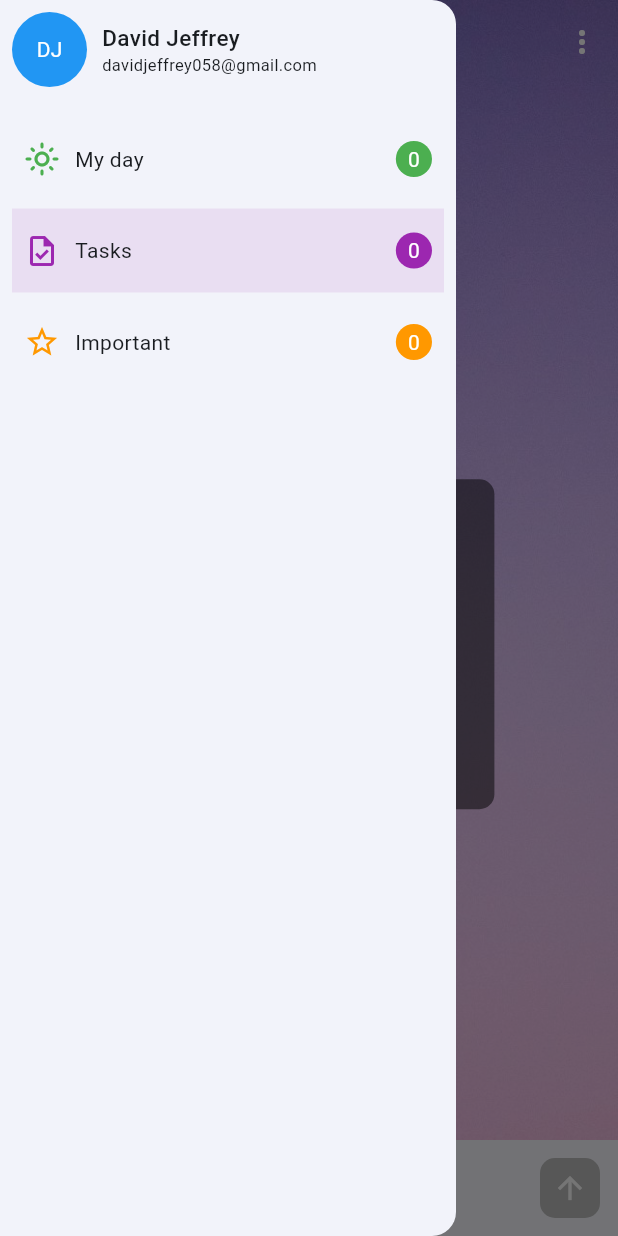
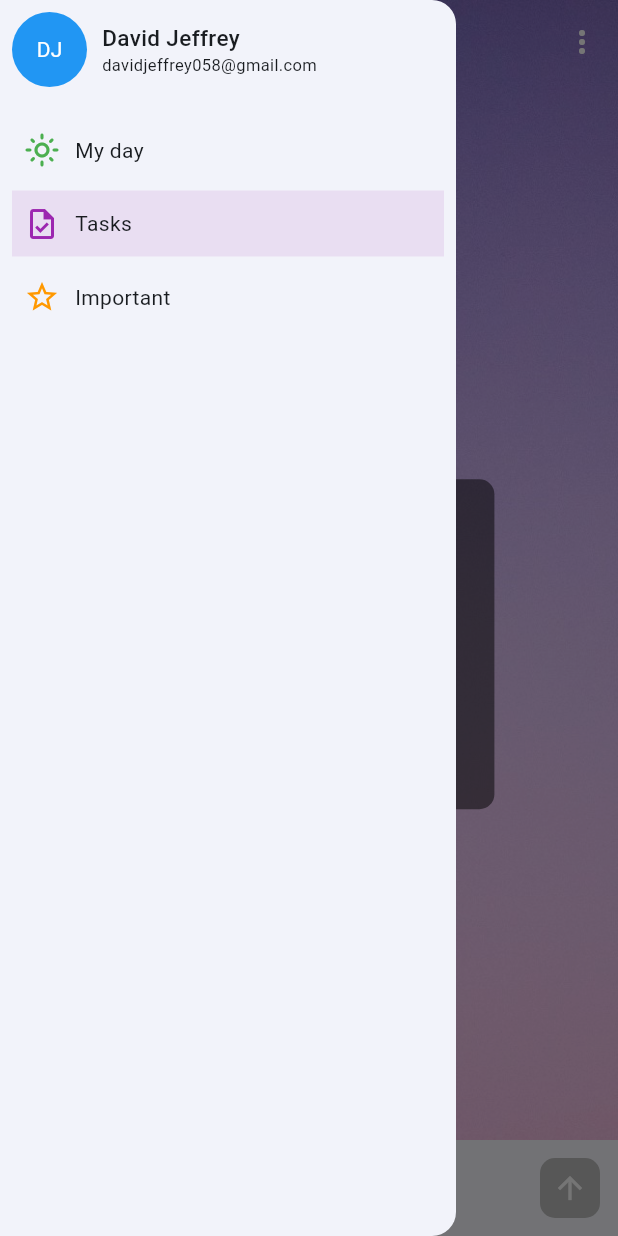
Before and after one commit to davidjeffrey058/flutter-todo, a Flutter app: the screen it shows after launch, with the side drawer open, on a phone screen of 412 x 824 dp. Run offline on Flutter 3.47's test engine with Material 3 defaults, Android fonts, the phone set to English and light mode, and no system bars; our stand-ins replace flutter_bloc, hive, hive_flutter; accounts and stored records are empty.

```diff
--- a/lib/components/drawer_option_layout.dart
+++ b/lib/components/drawer_option_layout.dart
@@ -38,13 +38,9 @@ class DrawerOptionLayout extends StatelessWidget {
               const Expanded(
                 child: SizedBox(),
               ),
-              if(listLength != null)Container(
-                padding: const EdgeInsets.all(8),
-                decoration: BoxDecoration(shape: BoxShape.circle, color: color),
-                child: Text(
-                  '$listLength',
-                  style: const TextStyle(color: Colors.white),
-                ),
+              if(listLength != null && listLength != 0)Text(
+                '$listLength',
+                style: const TextStyle(color: Colors.grey),
               )
             ],
           ),
```
Also changed, not shown: lib/Cubit/tasks_list_cubit.dart (+10 -0 lines), lib/screens/edit_task_page.dart (added, +12 -0 lines), lib/screens/home.dart (+33 -2 lines), images/empty.png, images/empty2.png.
